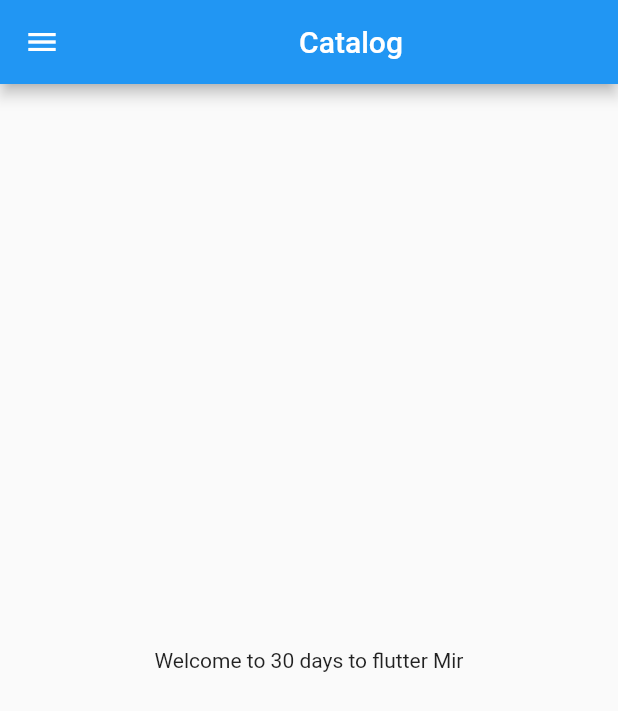
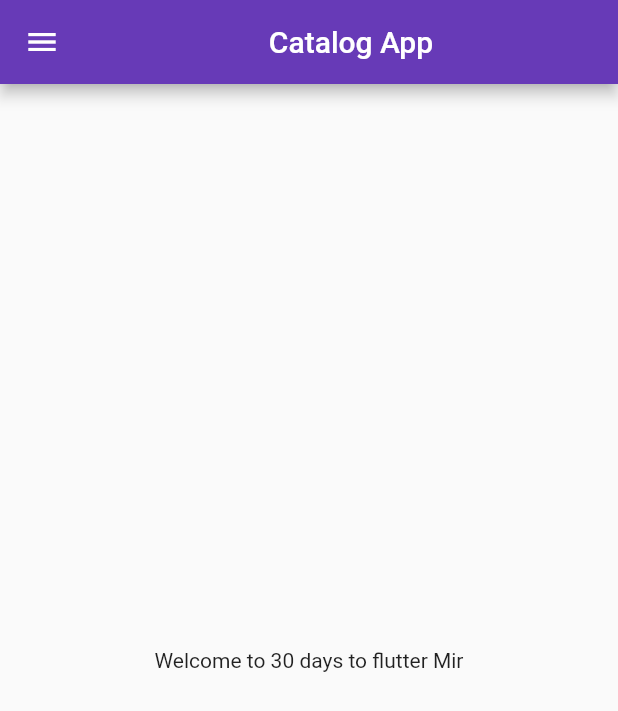
Before and after one commit to fawadmir/flutterPractice, a Flutter app: the screen it shows after launch, on a phone screen of 412 x 824 dp. Shown: the top 711 px of the screen. Run offline on Flutter 3.47's test engine with Material 2 defaults, Android fonts, the phone set to English and light mode, and no system bars.

Commit message:
Day 3 completed

```diff
--- a/lib/main.dart
+++ b/lib/main.dart
@@ -1,5 +1,6 @@
 import 'package:flutter/material.dart';
-import 'package:flutter_catalog/home_page.dart';
+import 'package:flutter_catalog/pages/home_page.dart';
+import 'package:flutter_catalog/pages/login_page.dart';
 
 void main() {
   runApp(MyApp());
@@ -8,7 +9,15 @@ class MyApp extends StatelessWidget {
   @override
   Widget build(BuildContext context) {
     return MaterialApp(
-      home: HomePage()
+      home: HomePage(),
+      themeMode: ThemeMode.light,
+      theme: ThemeData(primarySwatch:Colors.deepPurple),
+      darkTheme: ThemeData(
+      brightness: Brightness.dark,
+      ),
+      routes: {
+        "/login":(context)=>LoginPage(),
+      },
       );
   }
 }
--- a/lib/home_page.dart
+++ b/lib/pages/home_page.dart
@@ -6,7 +6,7 @@ class HomePage extends StatelessWidget {
   Widget build(BuildContext context) {
     return Scaffold(
     appBar: AppBar(
-    title: Center(child: Text("Catalog"),),
+    title: Center(child: Text("Catalog App"),),
     ),
     body: Center(
     child: Container(
```
Also changed, not shown: lib/pages/login_page.dart (added, +12 -0 lines).
